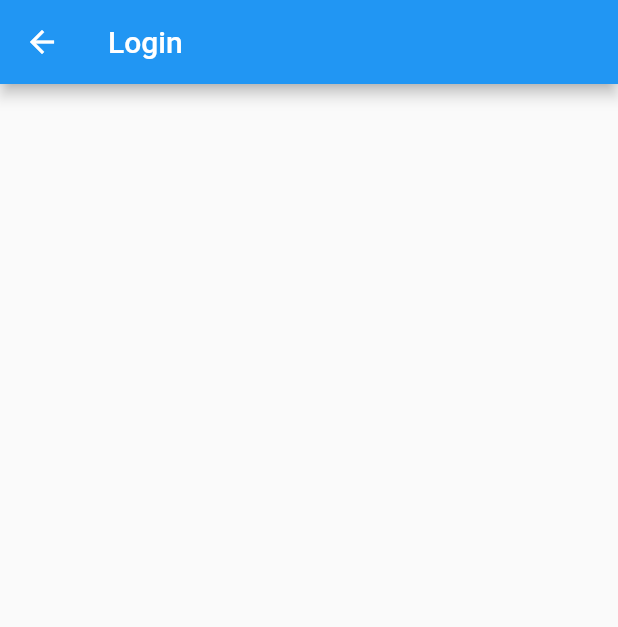
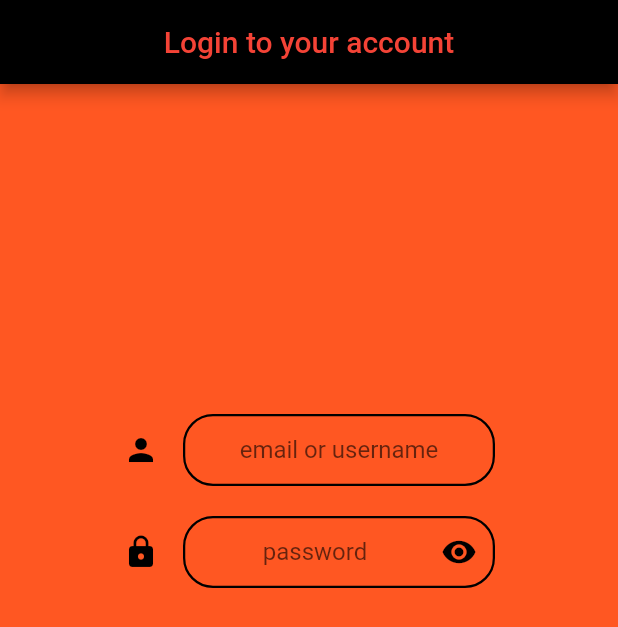
Before and after one commit to Kiarash6k/Reddit583, a Flutter app: the screen it shows after launch, after a tap on "Login", on a phone screen of 412 x 824 dp. Shown: the top 627 px of the screen. Run offline on Flutter 3.47's test engine with Material 2 defaults, Android fonts, the phone set to English and light mode, and no system bars; our stand-ins replace animated_splash_screen, animated_text_kit.

Commit message:
initialize and create log in screen and add textFields

```diff
--- /dev/null
+++ b/reddit583/lib/Screens/LoginScreen.dart
@@ -0,0 +1,95 @@
+import 'package:flutter/material.dart';
+
+
+
+class LoginScreen extends StatefulWidget {
+  const LoginScreen({Key key}) : super(key: key);
+
+  @override
+  State<LoginScreen> createState() => _LoginScreenState();
+}
+
+class _LoginScreenState extends State<LoginScreen> {
+  TextEditingController user, pass;
+  String userError, passError;
+  bool isHidden = true;
+  SnackBar alarm;
+  GlobalKey<ScaffoldState> scaffoldKey;
+  @override
+  void initState() {
+    user = TextEditingController();
+    pass = TextEditingController();
+    scaffoldKey = GlobalKey<ScaffoldState>();
+    super.initState();
+  }
+  @override
+  void dispose() {
+    user.dispose();
+    pass.dispose();
+    super.dispose();
+  }
+  @override
+  Widget build(BuildContext context) {
+    return MaterialApp(
+        debugShowCheckedModeBanner: false,
+        home: Scaffold(
+            key: scaffoldKey,
+            backgroundColor: Colors.deepOrange,
+            appBar: AppBar(
+              title: Text('Login to your account'),
+              centerTitle: true,
+              backgroundColor: Colors.black,
+              foregroundColor: Colors.red,
+            ),
+            body: Container(
+              child: Column(
+                  children: <Widget>[
+                    Container(
+                        margin: EdgeInsets.fromLTRB(82.0, 220.0, 82.0, 0.0),
+                        child: TextField(
+                          controller: user,
+                          textAlign: TextAlign.center,
+                          decoration: InputDecoration(
+                            icon: Icon(Icons.person, color: Colors.black,),
+                            errorText: userError,
+                            hintText: 'email or username',
+                            enabledBorder: OutlineInputBorder(borderRadius: BorderRadius.all(Radius.circular(20.0)),
+                                borderSide: BorderSide(color: Colors.black, width: 1.5)),
+                            focusedBorder: OutlineInputBorder(borderRadius: BorderRadius.all(Radius.circular(20.0)),
+                                borderSide: BorderSide(color: Colors.black, width: 1.5)),
+                            contentPadding: EdgeInsets.fromLTRB(16.0, 14.0, 16.0, 14.0),
+                          ),
+                        )),
+                    Container(
+                        margin: EdgeInsets.fromLTRB(82.0, 20.0, 82.0, 0.0),
+                        child: TextField(
+                          controller: pass,
+                          obscureText: isHidden,
+                          textAlign: TextAlign.center,
+                          decoration: InputDecoration(
+                            icon: Icon(Icons.lock, color: Colors.black),
+                            suffixIcon: InkWell(
+                              onTap: () => {
+                                setState(() {
+                                  isHidden = !isHidden;
+                                })
+                              },
+                              child: Icon(Icons.visibility, color: Colors.black,),
+                            ),
+                            errorText: passError,
+                            hintText: 'password',
+                            enabledBorder: OutlineInputBorder(borderRadius: BorderRadius.all(Radius.circular(20.0)),
+                                borderSide: BorderSide(color: Colors.black, width: 1.5)),
+                            focusedBorder: OutlineInputBorder(borderRadius: BorderRadius.all(Radius.circular(20.0)),
+                                borderSide: BorderSide(color: Colors.black, width: 1.5)),
+                            contentPadding: EdgeInsets.fromLTRB(16.0, 14.0, 16.0, 14.0),
+                          ),
+                        )
+                    ),
+                  ]
+              ),
+            )
+        )
+    );
+  }
+}
--- a/reddit583/lib/Screens/WelcomeScreen.dart
+++ b/reddit583/lib/Screens/WelcomeScreen.dart
@@ -2,6 +2,8 @@ import 'dart:convert';
 
 import 'package:flutter/material.dart';
 import 'package:animated_text_kit/animated_text_kit.dart';
+
+import 'LoginScreen.dart';
 
 class WelcomeScreen extends StatelessWidget {
   @override
@@ -92,17 +94,7 @@ class WelcomeScreen extends StatelessWidget {
                           context,
                           MaterialPageRoute(
                             builder: (context) {
-                              return Scaffold(
-                                appBar: AppBar(
-                                  title: Text('Login'),
-                                  leading: IconButton(
-                                    icon: Icon(Icons.arrow_back),
-                                    onPressed: () {
-                                      Navigator.pop(context);
-                                    },
-                                  ),
-                                ),
-                              );
+                              return LoginScreen();
                             },
                           ),
                         );
```
